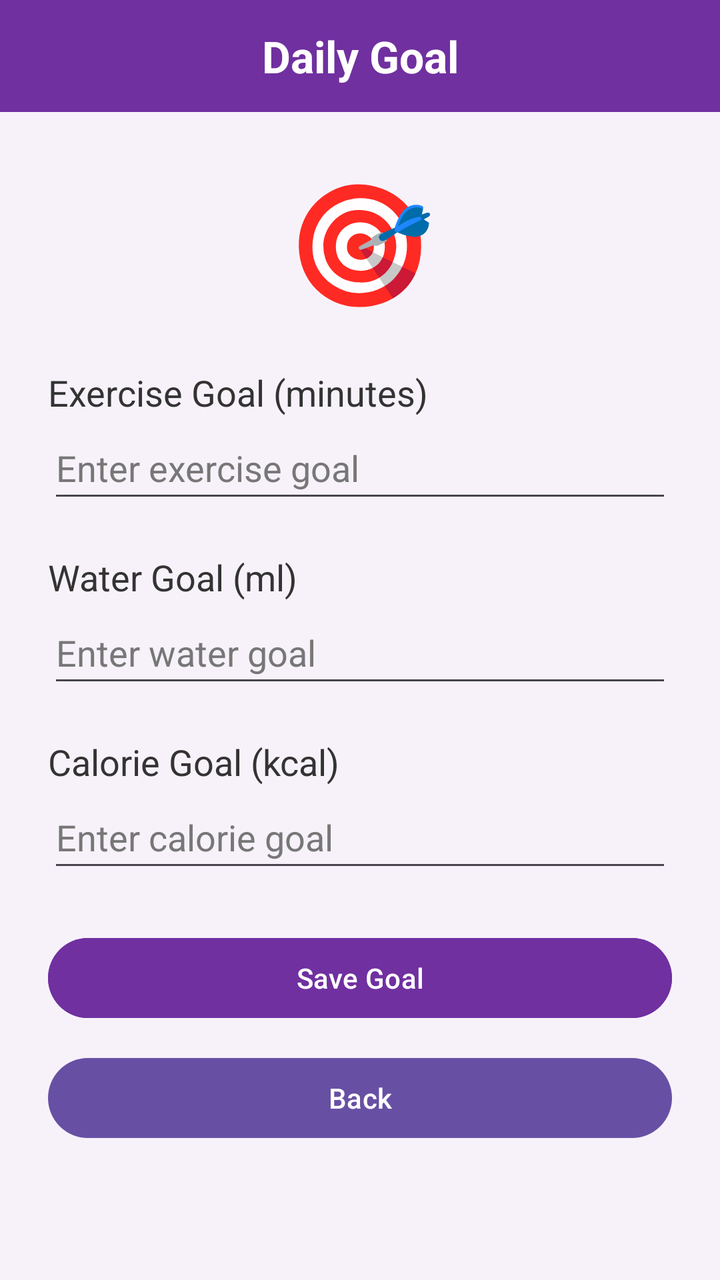
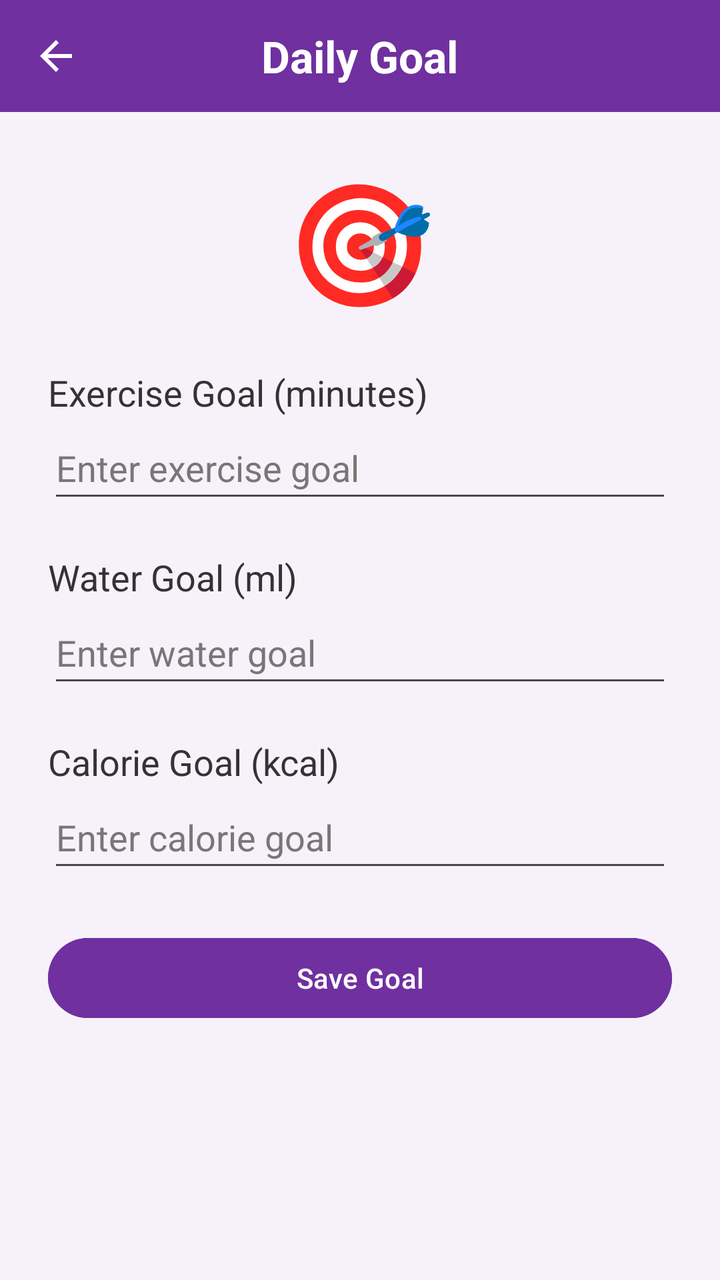

The first picture is an Android layout as it rendered before a commit; the second is the same layout after the commit. The layout source and the unified diff follow.
<!-- AndroidManifest.xml: application theme Theme.MobileAppProject_FitnessTracker -->
<!-- res/layout/activity_goal.xml -->
<LinearLayout xmlns:android="http://schemas.android.com/apk/res/android"
    android:layout_width="match_parent"
    android:layout_height="match_parent"
    android:orientation="vertical"
    android:background="#F7F2FA">
    <TextView
        android:layout_width="match_parent"
        android:layout_height="56dp"
        android:background="#7030A0"
        android:gravity="center"
        android:text="Daily Goal"
        android:textColor="#FFFFFF"
        android:textSize="22sp"
        android:textStyle="bold"/>



        <LinearLayout
            android:layout_width="match_parent"
            android:layout_height="wrap_content"
            android:orientation="vertical"
            android:padding="24dp">

            <TextView
                android:layout_width="match_parent"
                android:layout_height="wrap_content"
                android:gravity="center"
                android:text="🎯"
                android:textSize="60sp"
                android:layout_marginBottom="24dp"/>

            <TextView
                android:layout_width="match_parent"
                android:layout_height="wrap_content"
                android:text="Exercise Goal (minutes)"
                android:textColor="#333333"
                android:textSize="18sp"/>

            <EditText
                android:id="@+id/etExerciseGoal"
                android:layout_width="match_parent"
                android:layout_height="wrap_content"
                android:minHeight="48dp"
                android:hint="Enter exercise goal"
                android:inputType="number"
                android:textColor="#333333"
                android:textColorHint="#777777"
                android:layout_marginBottom="20dp"/>

            <TextView
                android:layout_width="match_parent"
                android:layout_height="wrap_content"
                android:text="Water Goal (ml)"
                android:textColor="#333333"
                android:textSize="18sp"/>

            <EditText
                android:id="@+id/etWaterGoal"
                android:layout_width="match_parent"
                android:layout_height="wrap_content"
                android:minHeight="48dp"
                android:hint="Enter water goal"
                android:inputType="number"
                android:textColor="#333333"
                android:textColorHint="#777777"
                android:layout_marginBottom="20dp"/>

            <TextView
                android:layout_width="match_parent"
                android:layout_height="wrap_content"
                android:text="Calorie Goal (kcal)"
                android:textColor="#333333"
                android:textSize="18sp"/>

            <EditText
                android:id="@+id/etCalorieGoal"
                android:layout_width="match_parent"
                android:layout_height="wrap_content"
                android:minHeight="48dp"
                android:hint="Enter calorie goal"
                android:inputType="number"
                android:textColor="#333333"
                android:textColorHint="#777777"
                android:layout_marginBottom="24dp"/>

            <Button
                android:id="@+id/btnSaveGoal"
                android:layout_width="match_parent"
                android:layout_height="wrap_content"
                android:text="Save Goal"
                android:textAllCaps="false"
                android:textColor="#FFFFFF"
                android:backgroundTint="#7030A0"/>
            <Button
                android:id="@+id/btnBack"
                android:layout_width="match_parent"
                android:layout_height="wrap_content"
                android:layout_marginTop="12dp"
                android:text="Back"
                android:textAllCaps="false"/>

        </LinearLayout>
</LinearLayout>
<!-- resources referenced by this layout -->
<resources>
  <style name="Theme.MobileAppProject_FitnessTracker" parent="Base.Theme.MobileAppProject_FitnessTracker" />
  <style name="Base.Theme.MobileAppProject_FitnessTracker" parent="Theme.Material3.DayNight.NoActionBar">
          
          
      </style>
</resources>

<!-- the commit's change to res/layout/activity_goal.xml (unified diff, before → after) -->
@@ -1,17 +1,34 @@
 <LinearLayout xmlns:android="http://schemas.android.com/apk/res/android"
+    xmlns:app="http://schemas.android.com/apk/res-auto"
     android:layout_width="match_parent"
     android:layout_height="match_parent"
     android:orientation="vertical"
     android:background="#F7F2FA">
-    <TextView
+    <FrameLayout
         android:layout_width="match_parent"
         android:layout_height="56dp"
-        android:background="#7030A0"
-        android:gravity="center"
-        android:text="Daily Goal"
-        android:textColor="#FFFFFF"
-        android:textSize="22sp"
-        android:textStyle="bold"/>
+        android:background="#7030A0">
+
+        <ImageView
+            android:id="@+id/btnBack"
+            android:layout_width="48dp"
+            android:layout_height="48dp"
+            android:layout_gravity="start|center_vertical"
+            android:layout_marginStart="4dp"
+            android:padding="12dp"
+            android:contentDescription="Back"
+            android:src="@drawable/ic_back"
+            app:tint="#FFFFFF" />
+
+        <TextView
+            android:layout_width="wrap_content"
+            android:layout_height="wrap_content"
+            android:layout_gravity="center"
+            android:text="Daily Goal"
+            android:textColor="#FFFFFF"
+            android:textSize="22sp"
+            android:textStyle="bold" />
+    </FrameLayout>
 
 
 
@@ -91,13 +108,6 @@
                 android:textAllCaps="false"
                 android:textColor="#FFFFFF"
                 android:backgroundTint="#7030A0"/>
-            <Button
-                android:id="@+id/btnBack"
-                android:layout_width="match_parent"
-                android:layout_height="wrap_content"
-                android:layout_marginTop="12dp"
-                android:text="Back"
-                android:textAllCaps="false"/>
 
         </LinearLayout>
 </LinearLayout>
<!-- resource entries referenced after the edit -->
@@ -1,5 +1,11 @@
 <!-- resources referenced by this layout -->
 <resources>
+  <!-- drawable ic_back (drawable) -->
+  <vector xmlns:android="http://schemas.android.com/apk/res/android" android:autoMirrored="true" android:height="24dp" android:tint="#000000" android:viewportHeight="24" android:viewportWidth="24" android:width="24dp">
+        
+      <path android:fillColor="@android:color/white" android:pathData="M20,11H7.83l5.59,-5.59L12,4l-8,8 8,8 1.41,-1.41L7.83,13H20v-2z"/>
+      
+  </vector>
   <style name="Theme.MobileAppProject_FitnessTracker" parent="Base.Theme.MobileAppProject_FitnessTracker" />
   <style name="Base.Theme.MobileAppProject_FitnessTracker" parent="Theme.Material3.DayNight.NoActionBar">
           
